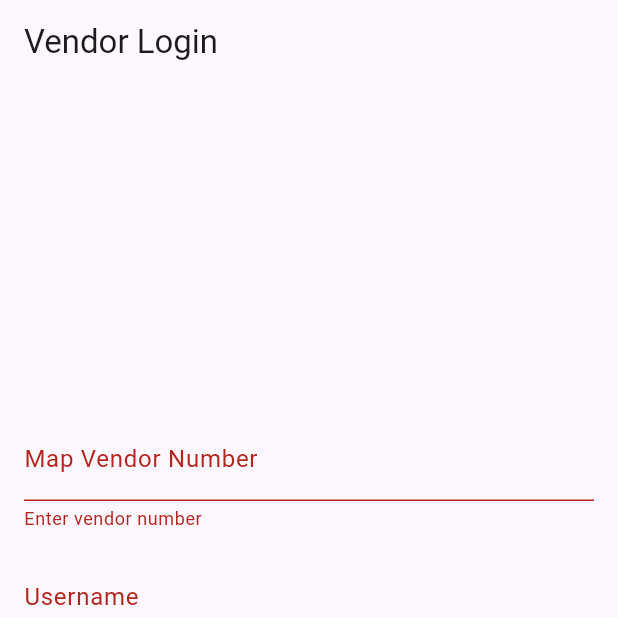
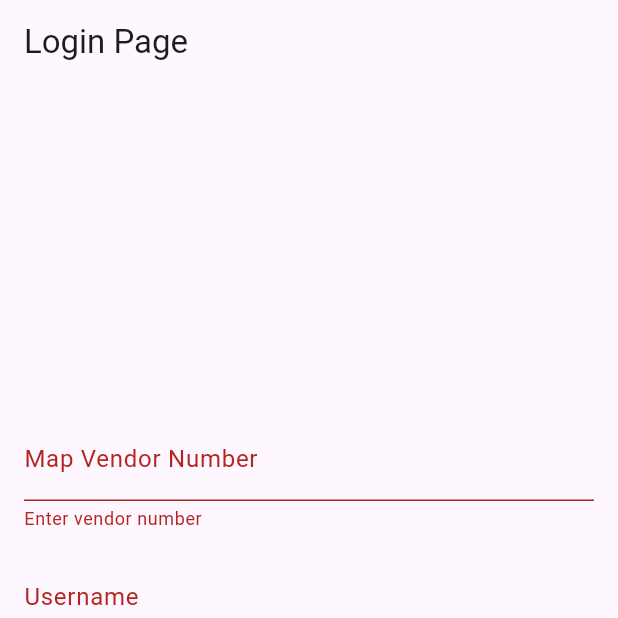
Before and after one commit to NgenoMark/IndraMapVendor, a Flutter app: the screen it shows after launch, after a tap on "Login", on a phone screen of 412 x 824 dp, the top half of it. Run offline on Flutter 3.47's test engine with Material 3 defaults, Android fonts, the phone set to English and light mode, and no system bars; our stand-ins replace intl_phone_field, shared_preferences.

Commit message:
Modified login to debug mode

```diff
--- a/frontend/lib/pages/login_page.dart
+++ b/frontend/lib/pages/login_page.dart
@@ -1,7 +1,157 @@
-// lib/pages/login_page.dart
+// // lib/pages/login_page.dart
+// import 'package:flutter/material.dart';
+// import '../services/auth_service.dart';
+// import 'map_vendor_page.dart';
+
+// class LoginPage extends StatefulWidget {
+//   const LoginPage({super.key});
+
+//   @override
+//   _LoginPageState createState() => _LoginPageState();
+// }
+
+// class _LoginPageState extends State<LoginPage> {
+//   final _formKey = GlobalKey<FormState>();
+//   final TextEditingController _mapVendorNumberController = TextEditingController();
+//   final TextEditingController _usernameController = TextEditingController();
+//   final TextEditingController _passwordController = TextEditingController();
+//   final AuthService _authService = AuthService();
+//   bool _isLoading = false;
+
+//   @override
+//   void initState() {
+//     super.initState();
+//     _checkLoginStatus();
+//   }
+
+//   Future<void> _checkLoginStatus() async {
+//     String? token = await _authService.getToken();
+//     if (token != null) {
+//       _fetchUserDetails(token);
+//     }
+//   }
+
+//   Future<void> _login() async {
+//     if (!_formKey.currentState!.validate()) return;
+
+//     setState(() {
+//       _isLoading = true;
+//     });
+
+//     String mapVendorNumber = _mapVendorNumberController.text.trim();
+//     String username = _usernameController.text.trim();
+//     String password = _passwordController.text.trim();
+//     String formattedUsername = "$mapVendorNumber#$username";
+
+//     String? token = await _authService.login(formattedUsername, password);
+
+//     if (token != null) {
+//       await _authService.saveToken(token);
+//       await _fetchUserDetails(token);
+//     } else {
+//       _showError("Invalid credentials. Please try again.");
+//     }
+
+//     setState(() {
+//       _isLoading = false;
+//     });
+//   }
+
+//   Future<void> _fetchUserDetails(String token) async {
+//     var userDetails = await _authService.fetchUserDetails(token);
+
+//     if (userDetails != null) {
+//       Navigator.pushReplacement(
+//         context,
+//         MaterialPageRoute(
+//           builder: (context) => MapVendorPage(userDetails: userDetails),
+//         ),
+//       );
+//     } else {
+//       _showError("Failed to fetch user details.");
+//     }
+//   }
+
+//   void _showError(String message) {
+//     ScaffoldMessenger.of(context).showSnackBar(
+//       SnackBar(content: Text(message), backgroundColor: Colors.red),
+//     );
+//   }
+
+//   @override
+//   Widget build(BuildContext context) {
+//     return Scaffold(
+//       appBar: AppBar(title: const Text('Vendor Login')),
+//       body: Padding(
+//         padding: const EdgeInsets.all(16.0),
+//         child: Form(
+//           key: _formKey,
+//           child: Column(
+//             mainAxisAlignment: MainAxisAlignment.center,
+//             children: <Widget>[
+//               TextFormField(
+//                 controller: _mapVendorNumberController,
+//                 decoration: const InputDecoration(labelText: 'Map Vendor Number'),
+//                 validator: (value) => value!.isEmpty ? 'Enter vendor number' : null,
+//               ),
+//               const SizedBox(height: 16),
+//               TextFormField(
+//                 controller: _usernameController,
+//                 decoration: const InputDecoration(labelText: 'Username'),
+//                 validator: (value) => value!.isEmpty ? 'Enter username' : null,
+//               ),
+//               const SizedBox(height: 16),
+//               TextFormField(
+//                 controller: _passwordController,
+//                 obscureText: true,
+//                 decoration: const InputDecoration(labelText: 'Password'),
+//                 validator: (value) => value!.isEmpty ? 'Enter password' : null,
+//               ),
+//               const SizedBox(height: 16),
+//               _isLoading
+//                   ? CircularProgressIndicator()
+//                   : ElevatedButton(
+//                       onPressed: _login,
+//                       child: const Text('Login'),
+//                     ),
+//             ],
+//           ),
+//         ),
+//       ),
+//     );
+//   }
+
+//   @override
+//   void dispose() {
+//     _mapVendorNumberController.dispose();
+//     _usernameController.dispose();
+//     _passwordController.dispose();
+//     super.dispose();
+//   }
+// }
+
+
+
+
 import 'package:flutter/material.dart';
-import '../services/auth_service.dart';
-import 'map_vendor_page.dart';
+import 'package:http/http.dart' as http;
+import 'dart:convert';
+import 'customer_page.dart';
+
+void main() {
+  runApp(MyApp());
+}
+
+class MyApp extends StatelessWidget {
+  @override
+  Widget build(BuildContext context) {
+    return MaterialApp(
+      title: 'Vendor Login',
+      theme: ThemeData(primarySwatch: Colors.blue),
+      home: LoginPage(),
+    );
+  }
+}
 
 class LoginPage extends StatefulWidget {
   const LoginPage({super.key});
@@ -15,73 +165,76 @@ class _LoginPageState extends State<LoginPage> {
   final TextEditingController _mapVendorNumberController = TextEditingController();
   final TextEditingController _usernameController = TextEditingController();
   final TextEditingController _passwordController = TextEditingController();
-  final AuthService _authService = AuthService();
-  bool _isLoading = false;
 
-  @override
-  void initState() {
-    super.initState();
-    _checkLoginStatus();
-  }
-
-  Future<void> _checkLoginStatus() async {
-    String? token = await _authService.getToken();
-    if (token != null) {
-      _fetchUserDetails(token);
-    }
-  }
+  final String tokenUrl = "https://172.22.1.221:8283/token"; // Replace with actual token URL
+  final String userDetailsUrl = "https://172.22.1.221:8283/mapLogin/1.0.1/login"; // Replace with actual user details URL
+  final String authorizationHeader = "Basic MHJfZkRDX3QyamM4Z0luYXJvZjRjT0x5NjZnYTptUzJ3cUpuYXpsM2RrbXV6VHpxMXF0dWI4dndh"; // Replace with actual value
 
   Future<void> _login() async {
-    if (!_formKey.currentState!.validate()) return;
-
-    setState(() {
-      _isLoading = true;
-    });
-
+    if (_formKey.currentState?.validate() ?? false) {
       String mapVendorNumber = _mapVendorNumberController.text.trim();
       String username = _usernameController.text.trim();
       String password = _passwordController.text.trim();
-    String formattedUsername = "$mapVendorNumber#$username";
 
-    String? token = await _authService.login(formattedUsername, password);
+      String formattedUsername = "$mapVendorNumber#$username"; // Combine vendor number and username
 
-    if (token != null) {
-      await _authService.saveToken(token);
-      await _fetchUserDetails(token);
-    } else {
-      _showError("Invalid credentials. Please try again.");
-    }
+      try {
+        // Send login request to retrieve token
+        var response = await http.post(
+          Uri.parse(tokenUrl),
+          headers: {
+            'Authorization': authorizationHeader,
+            'Content-Type': 'application/x-www-form-urlencoded',
+          },
+          body: {
+            'username': formattedUsername,
+            'password': password,
+            'grant_type': 'password',
+          },
+        );
 
-    setState(() {
-      _isLoading = false;
-    });
-  }
+        if (response.statusCode == 200) {
+          var data = json.decode(response.body);
+          String accessToken = data['access_token'];
 
-  Future<void> _fetchUserDetails(String token) async {
-    var userDetails = await _authService.fetchUserDetails(token);
+          // Fetch user details using access token
+          var userResponse = await http.get(
+            Uri.parse(userDetailsUrl),
+            headers: {
+              'Authorization': 'Bearer $accessToken',
+              'Content-Type': 'application/json',
+            },
+          );
 
-    if (userDetails != null) {
+          if (userResponse.statusCode == 200) {
+            var userDetails = json.decode(userResponse.body);
+            // Pass user details to CustomerPage if needed
             Navigator.pushReplacement(
               context,
-        MaterialPageRoute(
-          builder: (context) => MapVendorPage(userDetails: userDetails),
-        ),
+                MaterialPageRoute(builder: (context) => CustomerPage()),
+
+              // MaterialPageRoute(builder: (context) => CustomerPage(userDetails: userDetails)),
             );
           } else {
-      _showError("Failed to fetch user details.");
+            _showError('Failed to retrieve user details.');
+          }
+        } else {
+          _showError('Invalid credentials. Please try again.');
+        }
+      } catch (e) {
+        _showError('An error occurred. Please try again later.');
+      }
     }
   }
 
   void _showError(String message) {
-    ScaffoldMessenger.of(context).showSnackBar(
-      SnackBar(content: Text(message), backgroundColor: Colors.red),
-    );
+    ScaffoldMessenger.of(context).showSnackBar(SnackBar(content: Text(message)));
   }
 
   @override
   Widget build(BuildContext context) {
     return Scaffold(
-      appBar: AppBar(title: const Text('Vendor Login')),
+      appBar: AppBar(title: Text('Login Page')),
       body: Padding(
         padding: const EdgeInsets.all(16.0),
         child: Form(
@@ -91,28 +244,26 @@ class _LoginPageState extends State<LoginPage> {
             children: <Widget>[
               TextFormField(
                 controller: _mapVendorNumberController,
-                decoration: const InputDecoration(labelText: 'Map Vendor Number'),
+                decoration: InputDecoration(labelText: 'Map Vendor Number'),
                 validator: (value) => value!.isEmpty ? 'Enter vendor number' : null,
               ),
-              const SizedBox(height: 16),
+              SizedBox(height: 16),
               TextFormField(
                 controller: _usernameController,
-                decoration: const InputDecoration(labelText: 'Username'),
+                decoration: InputDecoration(labelText: 'Username'),
                 validator: (value) => value!.isEmpty ? 'Enter username' : null,
               ),
-              const SizedBox(height: 16),
+              SizedBox(height: 16),
               TextFormField(
                 controller: _passwordController,
                 obscureText: true,
-                decoration: const InputDecoration(labelText: 'Password'),
+                decoration: InputDecoration(labelText: 'Password'),
                 validator: (value) => value!.isEmpty ? 'Enter password' : null,
               ),
-              const SizedBox(height: 16),
-              _isLoading
-                  ? CircularProgressIndicator()
-                  : ElevatedButton(
+              SizedBox(height: 16),
+              ElevatedButton(
                 onPressed: _login,
-                      child: const Text('Login'),
+                child: Text('Login'),
               ),
             ],
           ),
```
Lines whose indentation alone changed are shown as unchanged.
